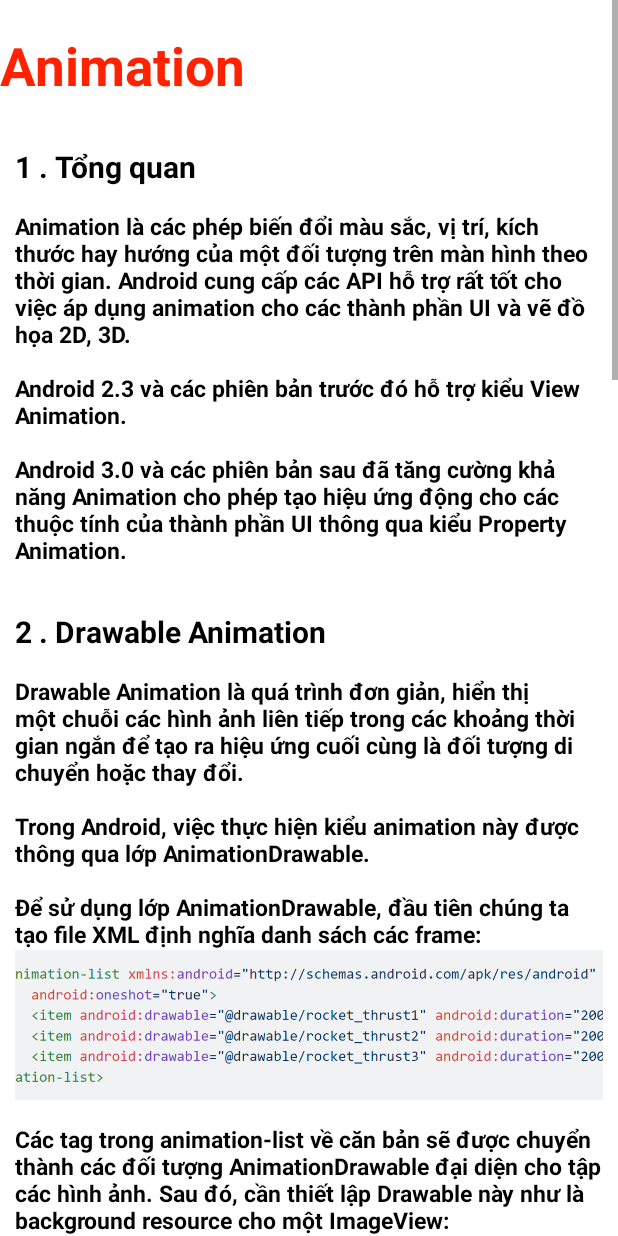
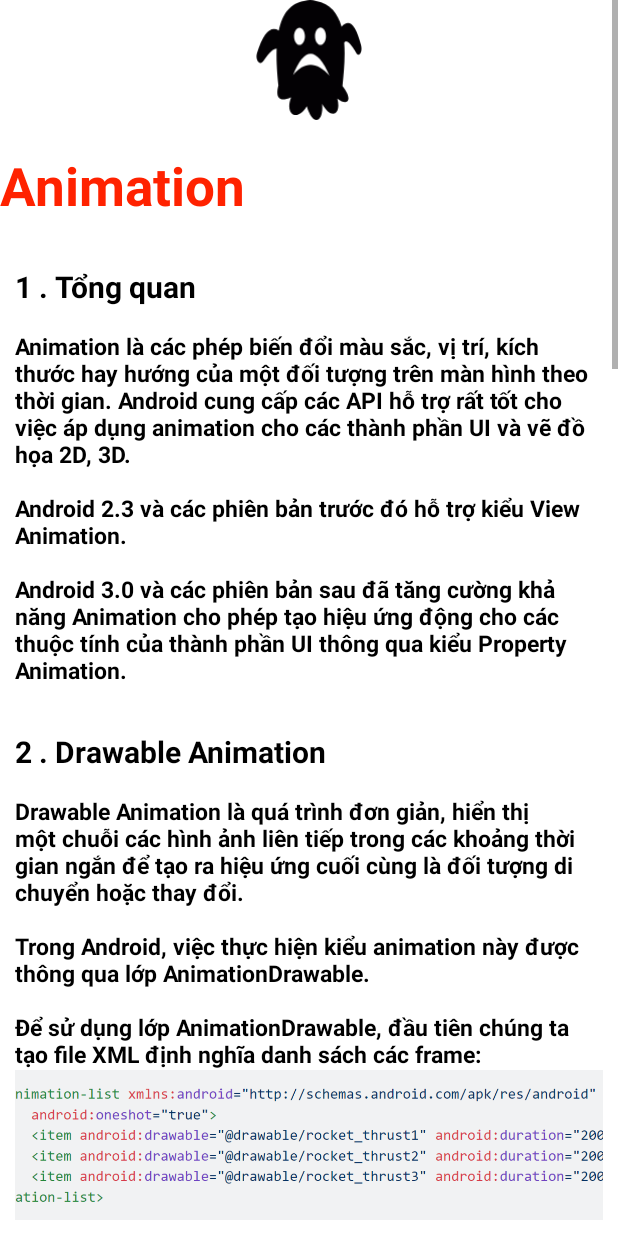
Before and after one commit to NguyenMaiNghiem/Animation, an Android app: the fragment HomeFragment shown on its own in the app's theme, on a phone screen of 412 x 824 dp. Run offline under Robolectric (Android 15) with nearby library versions, the phone set to English and light mode, and no system bars; libraries missing offline, so code that uses them is left out: com.markjmind.propose.

Commit message:
update thêm xíu

```diff
--- a/app/build.gradle
+++ b/app/build.gradle
@@ -52,4 +52,6 @@ dependencies {
     implementation "androidx.recyclerview:recyclerview:1.2.1"
     implementation "androidx.cardview:cardview:1.0.0"
 
+    def dynamicanimation_version = '1.0.0'
+    implementation "androidx.dynamicanimation:dynamicanimation:$dynamicanimation_version"
 }
--- a/app/src/main/res/layout/fragment_home.xml
+++ b/app/src/main/res/layout/fragment_home.xml
@@ -11,6 +11,14 @@
         android:layout_width="match_parent"
         android:layout_height="match_parent"
         android:orientation="vertical">
+
+        <ImageView
+            android:id="@+id/imageview"
+            android:layout_width="80dp"
+            android:layout_height="80dp"
+            android:src="@drawable/ic_ghost"
+            android:layout_gravity="center">
+        </ImageView>
 
         <TextView
             android:id="@+id/txtAnimation"
```
Also changed, not shown: app/src/main/java/com/example/animation/ui/home/HomeFragment.java (+23 -0 lines).
